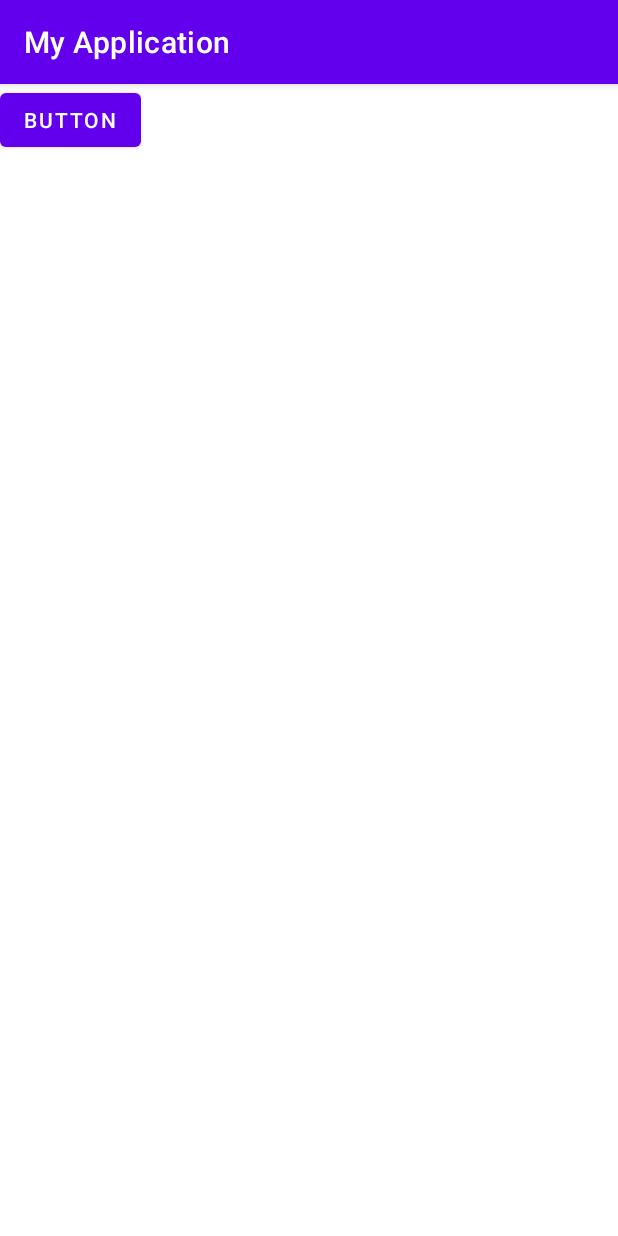
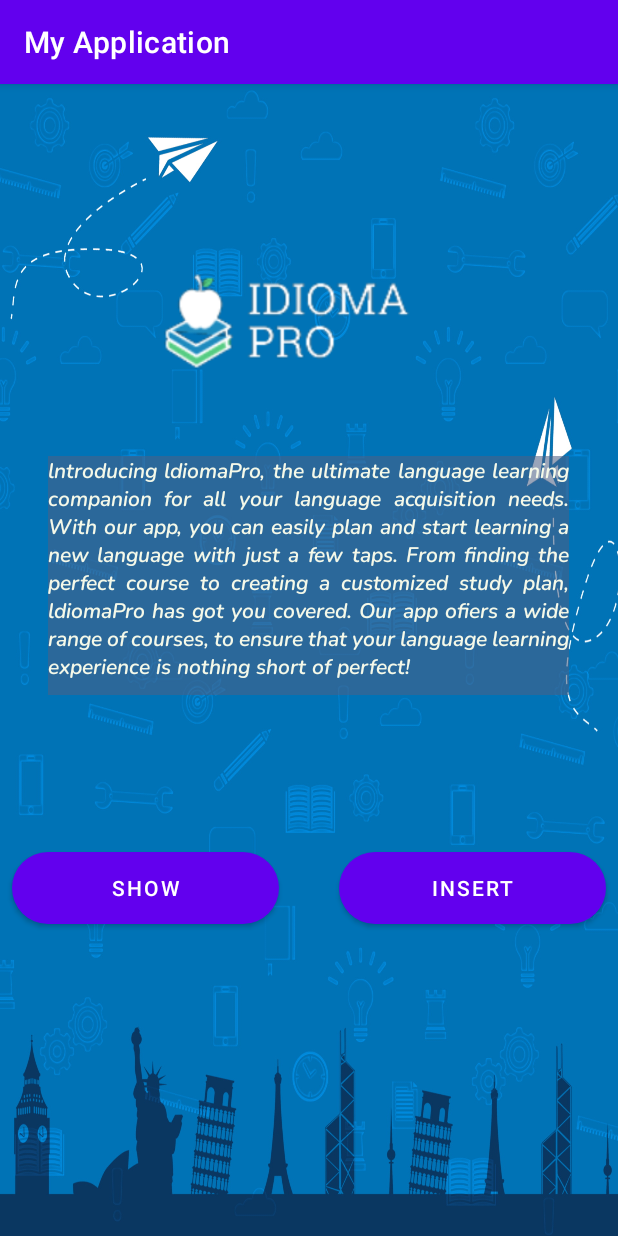
Before and after one commit to AbdAlwahabAbuKhalil/MobileAppProject, an Android app: the screen it shows after launch (MainActivity), on a phone screen of 412 x 824 dp. Run offline under Robolectric (Android 15) with nearby library versions, the phone set to English and light mode, and no system bars.

Commit message:
Design and additional files

```diff
--- a/app/src/main/java/com/example/myapplication/MainActivity.kt
+++ b/app/src/main/java/com/example/myapplication/MainActivity.kt
@@ -1,23 +1,33 @@
 package com.example.myapplication
 
 import android.content.*
+import android.graphics.Typeface
 import android.net.Uri
 import android.os.Bundle
 import android.view.View
-import android.widget.Button
-import android.widget.EditText
-import android.widget.Toast
+import android.widget.*
 import androidx.appcompat.app.AppCompatActivity
+import androidx.fragment.app.FragmentManager
+import androidx.fragment.app.FragmentTransaction
 
 class MainActivity : AppCompatActivity() {
     override fun onCreate(savedInstanceState: Bundle?) {
         super.onCreate(savedInstanceState)
         setContentView(R.layout.activity_main)
-
-        val add:Button=findViewById(R.id.addBtn)
-        add.setOnClickListener(){
-            onClickAddName()
-        }
+        val imageView: ImageView = findViewById(R.id.backimg);
+        imageView.setBackgroundResource(R.drawable.background_image)
+        val nunitoFont: Typeface = Typeface.createFromAsset(assets, "fonts/nunito_semibold_italic.ttf")
+        val address1TextView: TextView = findViewById(R.id.desctxt)
+        address1TextView.typeface = nunitoFont
+        val loginbtn:Button = findViewById(R.id.loginbtn)
+        //val login = Login()
+//        loginbtn.setOnClickListener{
+//            val fragmentManager: FragmentManager = supportFragmentManager
+//            val fragmentTransaction: FragmentTransaction = fragmentManager.beginTransaction()
+//            fragmentTransaction.replace(android.R.id.content, login)
+//            fragmentTransaction.addToBackStack(null)
+//            fragmentTransaction.commit()
+//        }
     }
 
 
--- /dev/null
+++ b/app/src/main/res/drawable/rounded_button_background.xml
@@ -0,0 +1,5 @@
+<?xml version="1.0" encoding="utf-8"?>
+<shape xmlns:android="http://schemas.android.com/apk/res/android">
+    <solid android:color="#ff641a" /> <!-- Change to desired background color -->
+    <corners android:radius="25dp" /> <!-- Adjust the radius value to control the roundness -->
+</shape>
--- a/app/src/main/res/layout/activity_main.xml
+++ b/app/src/main/res/layout/activity_main.xml
@@ -1,16 +1,71 @@
 <?xml version="1.0" encoding="utf-8"?>
-<androidx.constraintlayout.widget.ConstraintLayout xmlns:android="http://schemas.android.com/apk/res/android"
+<androidx.constraintlayout.widget.ConstraintLayout
+    xmlns:android="http://schemas.android.com/apk/res/android"
     xmlns:app="http://schemas.android.com/apk/res-auto"
     xmlns:tools="http://schemas.android.com/tools"
     android:layout_width="match_parent"
     android:layout_height="match_parent"
     tools:context=".MainActivity">
 
+
+    <ImageView
+        android:id="@+id/backimg"
+        android:layout_width="match_parent"
+        android:layout_height="match_parent"
+        android:scaleType="centerCrop" />
+
+
+    <TextView
+        android:id="@+id/desctxt"
+        android:layout_width="347dp"
+        android:layout_height="159dp"
+        android:layout_marginStart="8dp"
+        android:layout_marginTop="248dp"
+        android:layout_marginEnd="8dp"
+        android:background="#904C6085"
+        android:gravity="left"
+        android:justificationMode="inter_word"
+        android:lines="8"
+        android:maxLines="8"
+        android:text="lntroducing ldiomaPro, the ultimate language learning companion for all your language acquisition needs. With our app, you can easily plan and start learning a new language with just a few taps. From finding the perfect course to creating a customized study plan, ldiomaPro has got you covered. Our app ofiers a wide range of courses, to ensure that your language learning experience is nothing short of perfect!"
+        android:textColor="#F5F9E9"
+        app:layout_constraintEnd_toEndOf="parent"
+        app:layout_constraintHorizontal_bias="0.489"
+        app:layout_constraintStart_toStartOf="parent"
+        app:layout_constraintTop_toTopOf="parent"></TextView>
+
     <Button
-        android:id="@+id/addBtn"
-        android:layout_width="wrap_content"
-        android:layout_height="wrap_content"
-        android:text="Button"
-        tools:layout_editor_absoluteX="149dp"
-        tools:layout_editor_absoluteY="324dp" />
+        android:id="@+id/loginbtn"
+        android:layout_width="178dp"
+        android:layout_height="48dp"
+        android:layout_marginEnd="8dp"
+        android:layout_marginBottom="208dp"
+        android:background="@drawable/rounded_button_background"
+        android:text="Insert"
+        app:layout_constraintBottom_toBottomOf="parent"
+        app:layout_constraintEnd_toEndOf="parent" />
+
+    <Button
+        android:id="@+id/registerbtn"
+        android:layout_width="178dp"
+        android:layout_height="48dp"
+        android:layout_marginStart="8dp"
+        android:layout_marginBottom="208dp"
+        android:background="@drawable/rounded_button_background"
+        android:text="Show"
+        app:layout_constraintBottom_toBottomOf="parent"
+        app:layout_constraintStart_toStartOf="parent" />
+
+    <ImageView
+        android:id="@+id/logoimg"
+        android:layout_width="262dp"
+        android:layout_height="228dp"
+        android:layout_marginStart="72dp"
+        android:layout_marginTop="44dp"
+        android:background="@android:color/transparent"
+        app:layout_constraintStart_toStartOf="parent"
+        app:layout_constraintTop_toTopOf="parent"
+        app:srcCompat="@drawable/backtry" />
+
+
 </androidx.constraintlayout.widget.ConstraintLayout>
```
Also changed, not shown: app/src/main/assets/fonts/nunito_semibold_italic.ttf (added), app/src/main/res/drawable/background_image.jpg (added), app/src/main/res/drawable/backtry.png (added).
